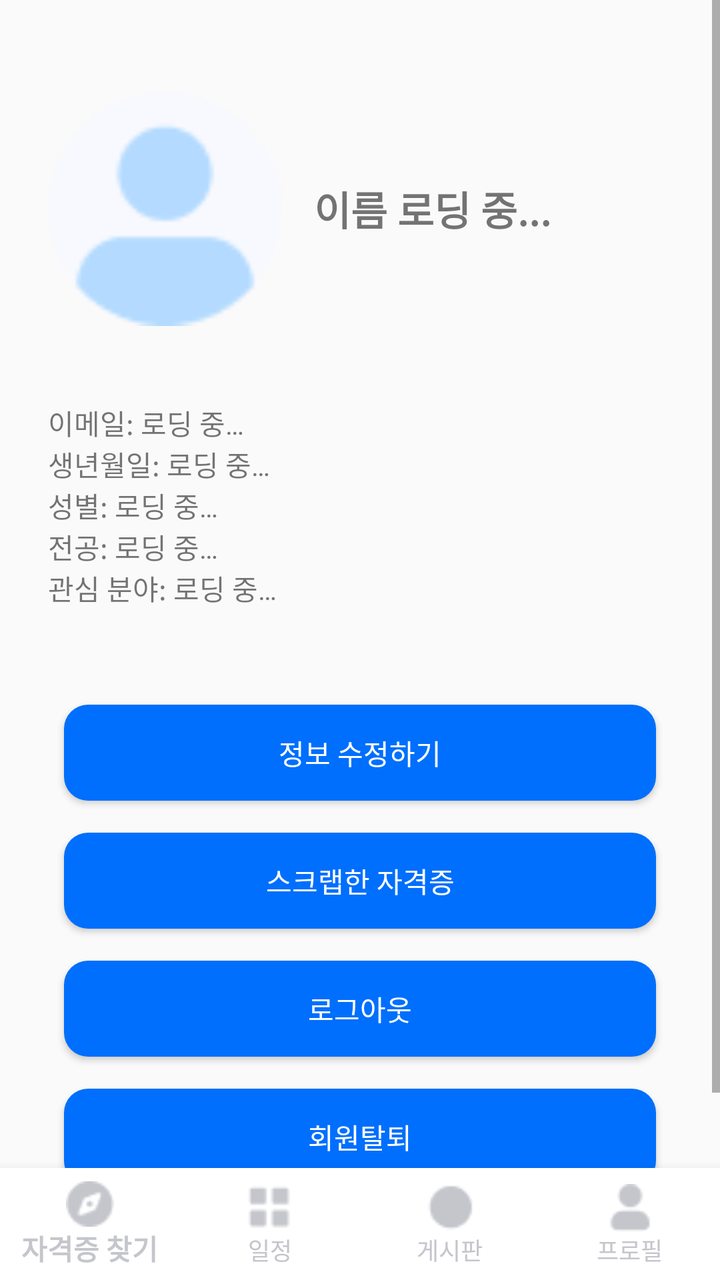
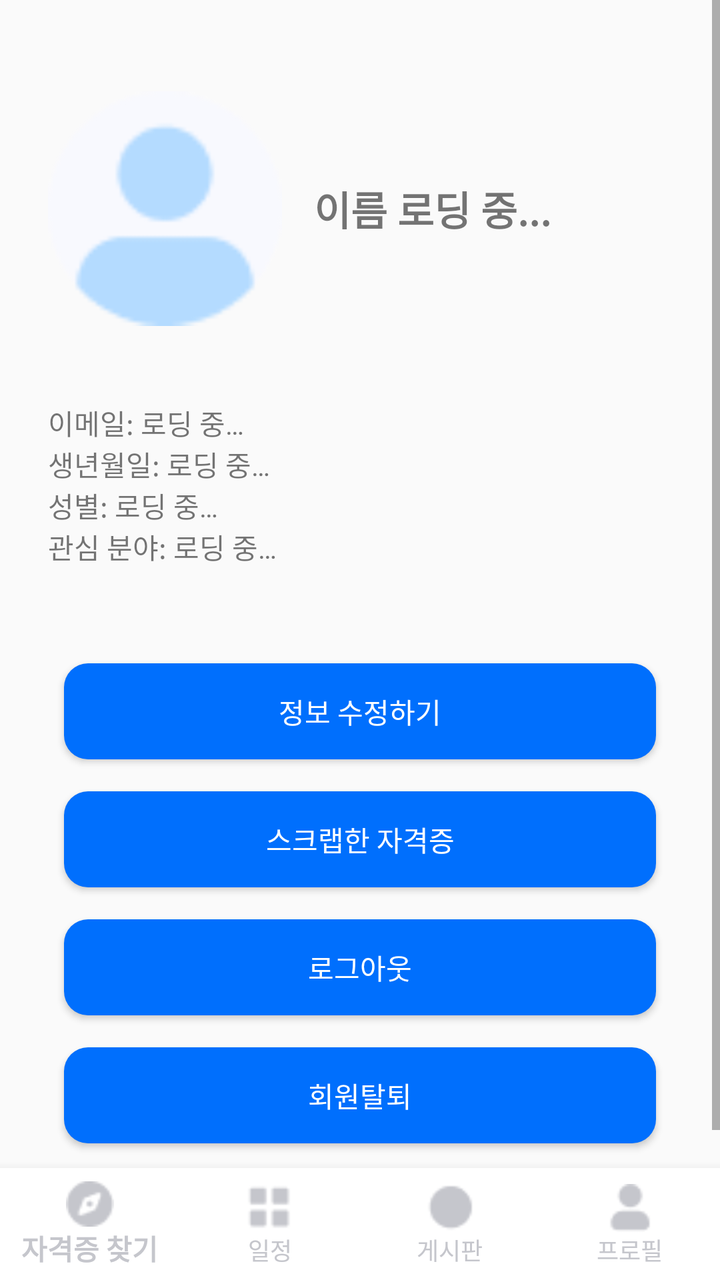

An Android layout rendered at two revisions. The XML below is the earlier revision; the diff shows what the commit changed to produce the second picture.
<!-- AndroidManifest.xml: application theme Theme.AppCompat.Light.NoActionBar -->
<!-- res/layout/activity_profile.xml -->
<?xml version="1.0" encoding="utf-8"?>
<LinearLayout
    xmlns:android="http://schemas.android.com/apk/res/android"
    xmlns:app="http://schemas.android.com/apk/res-auto"
    android:orientation="vertical"
    android:layout_width="match_parent"
    android:layout_height="match_parent">

    
    <ScrollView
        android:layout_width="match_parent"
        android:layout_height="0dp"
        android:layout_weight="1">

        <LinearLayout
            android:orientation="vertical"
            android:padding="24dp"
            android:layout_width="match_parent"
            android:layout_height="wrap_content">

            
            <LinearLayout
                android:orientation="horizontal"
                android:gravity="center_vertical"
                android:paddingBottom="16dp"
                android:layout_width="match_parent"
                android:layout_height="177dp">

                <ImageView
                    android:id="@+id/ivProfile"
                    android:layout_width="117dp"
                    android:layout_height="126dp"
                    android:src="@drawable/profile_image"
                    android:contentDescription="프로필 이미지" />

                <TextView
                    android:id="@+id/tvUserName"
                    android:layout_marginStart="16dp"
                    android:layout_width="wrap_content"
                    android:layout_height="wrap_content"
                    android:text="이름 로딩 중..."
                    android:textSize="20sp"
                    android:textStyle="bold" />
            </LinearLayout>

            
            <TextView
                android:id="@+id/tvEmail"
                android:layout_width="wrap_content"
                android:layout_height="wrap_content"
                android:text="이메일: 로딩 중…" />

            <TextView
                android:id="@+id/tvBirth"
                android:layout_width="wrap_content"
                android:layout_height="wrap_content"
                android:text="생년월일: 로딩 중…" />

            <TextView
                android:id="@+id/tvGender"
                android:layout_width="wrap_content"
                android:layout_height="wrap_content"
                android:text="성별: 로딩 중…" />

            
            <TextView
                android:id="@+id/tvMajor"
                android:layout_width="wrap_content"
                android:layout_height="wrap_content"
                android:text="전공: 로딩 중…" />

            <TextView
                android:id="@+id/tvInterest"
                android:layout_width="wrap_content"
                android:layout_height="wrap_content"
                android:layout_marginBottom="40dp"
                android:text="관심 분야: 로딩 중…" />

            
            <Button
                android:id="@+id/btnEditInfo"
                android:layout_width="match_parent"
                android:layout_height="wrap_content"
                android:padding="12dp"
                android:background="@drawable/main_button"
                android:textColor="@color/white"
                android:layout_margin="8dp"
                android:text="정보 수정하기" />

            <Button
                android:id="@+id/btnSavedCerts"
                android:layout_width="match_parent"
                android:layout_height="wrap_content"
                android:padding="12dp"
                android:layout_margin="8dp"
                android:background="@drawable/main_button"
                android:textColor="@color/white"
                android:text="스크랩한 자격증" />

            <Button
                android:id="@+id/btnLogout"
                android:layout_width="match_parent"
                android:layout_height="wrap_content"
                android:padding="12dp"
                android:background="@drawable/main_button"
                android:textColor="@color/white"
                android:layout_margin="8dp"
                android:text="로그아웃" />

            <Button
                android:id="@+id/btnWithdraw"
                android:layout_width="match_parent"
                android:layout_height="wrap_content"
                android:padding="12dp"
                android:background="@drawable/main_button"
                android:textColor="@color/white"
                android:layout_margin="8dp"
                android:text="회원탈퇴" />

        </LinearLayout>
    </ScrollView>

    
    <com.google.android.material.bottomnavigation.BottomNavigationView
        android:id="@+id/bottomNav"
        android:layout_width="match_parent"
        android:layout_height="wrap_content"
        android:background="@color/white"
        android:elevation="8dp"
        app:menu="@menu/menu_bottom_nav"
        app:labelVisibilityMode="labeled"
        app:itemIconTint="@color/darkestLight"
        app:itemTextColor="@color/darkestLight"
        />

</LinearLayout>
<!-- resources referenced by this layout -->
<resources>
  <color name="darkestLight">#C5C6CC</color>
  <color name="white">#FFFFFFFF</color>
  <!-- drawable main_button (drawable) -->
  <?xml version="1.0" encoding="utf-8"?>
  <shape xmlns:android="http://schemas.android.com/apk/res/android"
  android:shape="rectangle">
  <solid android:color="#006FFD"/>
  <corners android:radius="12dp"/>
  </shape>
  <!-- drawable profile_image: png bitmap (drawable, 1511 bytes) -->
</resources>

<!-- the commit's change to res/layout/activity_profile.xml (unified diff, before → after) -->
@@ -63,11 +63,6 @@
                 android:text="성별: 로딩 중…" />
 
             
-            <TextView
-                android:id="@+id/tvMajor"
-                android:layout_width="wrap_content"
-                android:layout_height="wrap_content"
-                android:text="전공: 로딩 중…" />
 
             <TextView
                 android:id="@+id/tvInterest"
